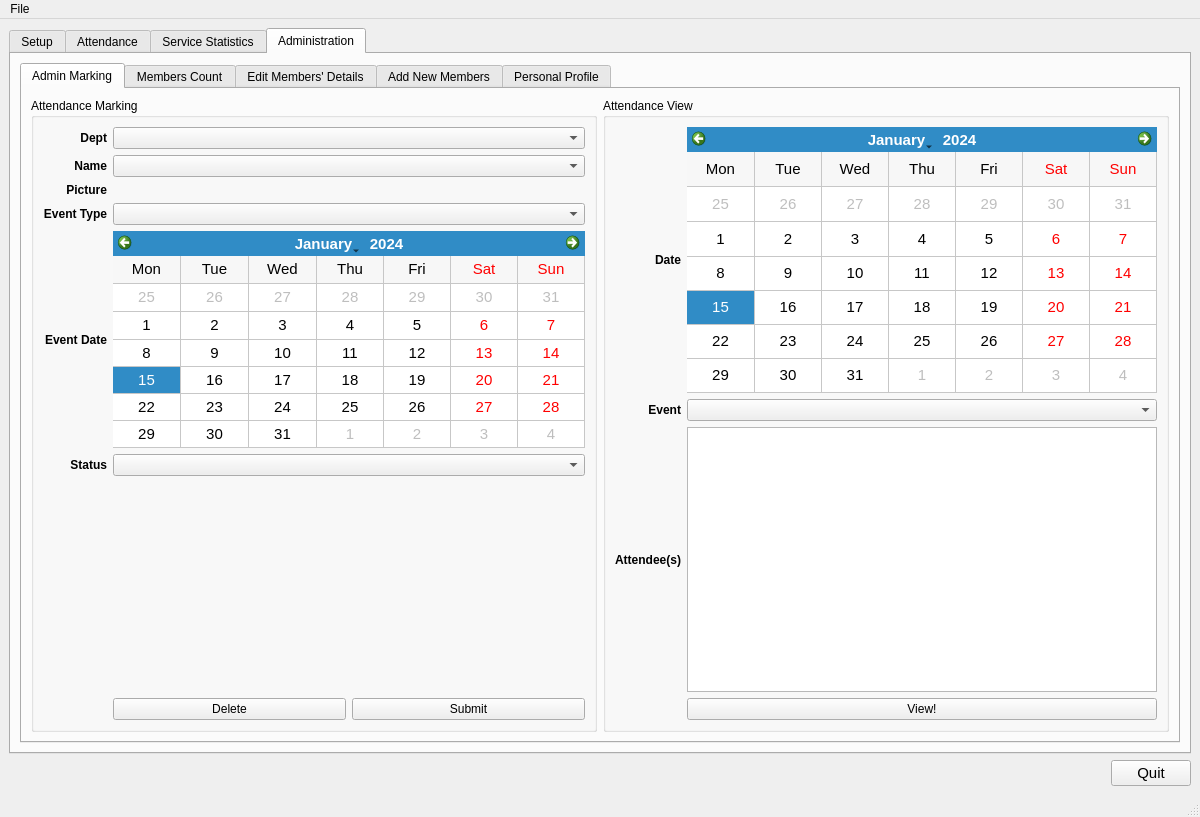
Above: tabbed.ui from dnth/AttTracker-pyside before the change. Below: the same form after it.
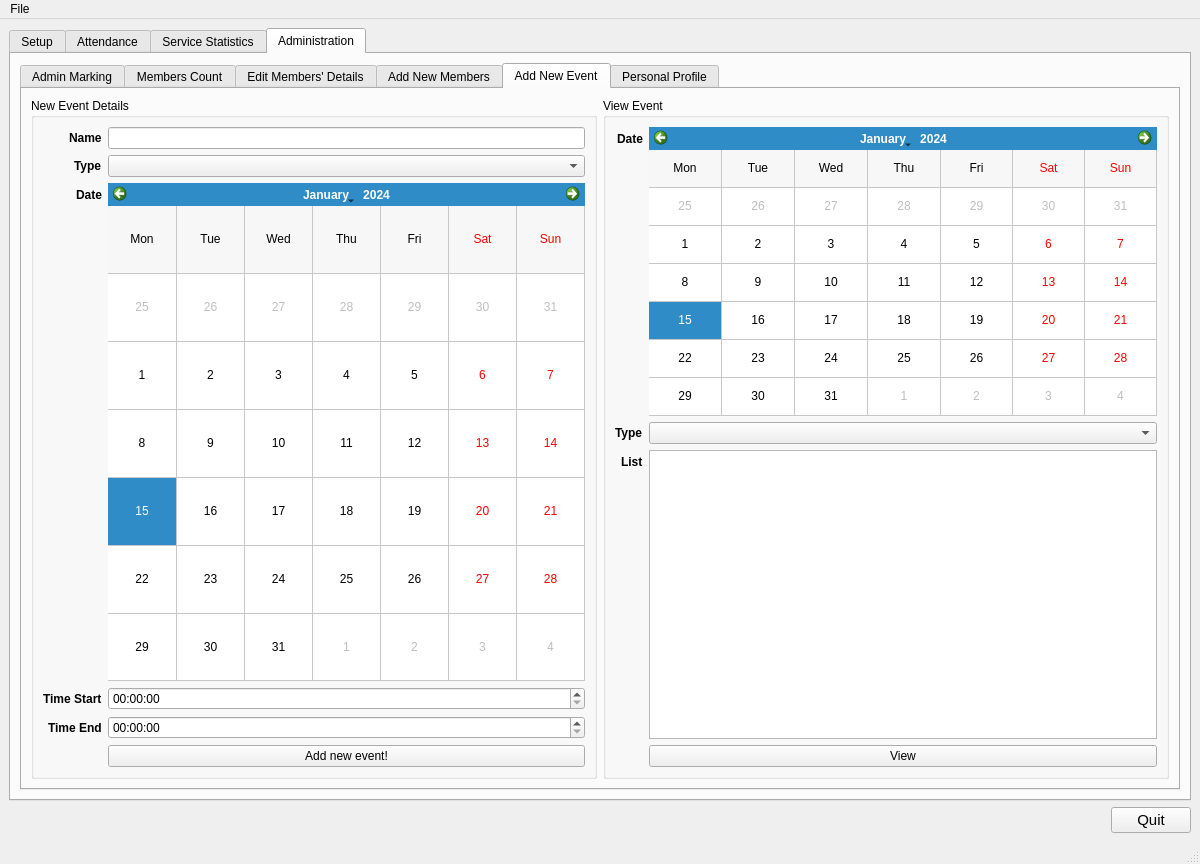
That is the form after the change. The open tabs and pages were chosen to show the change. Icons and pictures are not drawn. Custom widgets are drawn as their Qt base class.

Commit message: added view event

Patch:
```diff
--- a/tabbed.ui
+++ b/tabbed.ui
@@ -7,11 +7,11 @@
     <x>0</x>
     <y>0</y>
     <width>1200</width>
-    <height>817</height>
+    <height>864</height>
    </rect>
   </property>
   <property name="sizePolicy">
-   <sizepolicy hsizetype="Fixed" vsizetype="Preferred">
+   <sizepolicy hsizetype="Fixed" vsizetype="Fixed">
     <horstretch>0</horstretch>
     <verstretch>0</verstretch>
    </sizepolicy>
@@ -25,6 +25,18 @@
   <property name="windowTitle">
    <string>LWC Attendance Taker</string>
   </property>
+  <property name="windowOpacity">
+   <double>1.000000000000000</double>
+  </property>
+  <property name="autoFillBackground">
+   <bool>false</bool>
+  </property>
+  <property name="styleSheet">
+   <string notr="true"/>
+  </property>
+  <property name="tabShape">
+   <enum>QTabWidget::Rounded</enum>
+  </property>
   <widget class="QWidget" name="centralwidget">
    <layout class="QGridLayout" name="gridLayout_5">
     <item row="1" column="0">
@@ -1003,7 +1015,7 @@
         <item row="0" column="0">
          <widget class="QTabWidget" name="tabWidget_adminmarking">
           <property name="currentIndex">
-           <number>0</number>
+           <number>4</number>
           </property>
           <property name="movable">
            <bool>false</bool>
@@ -1606,6 +1618,209 @@
             </widget>
            </widget>
           </widget>
+          <widget class="QWidget" name="tab_6">
+           <attribute name="title">
+            <string>Add New Event</string>
+           </attribute>
+           <layout class="QHBoxLayout" name="horizontalLayout_10">
+            <item>
+             <widget class="QGroupBox" name="groupBox_9">
+              <property name="title">
+               <string>New Event Details</string>
+              </property>
+              <layout class="QHBoxLayout" name="horizontalLayout_7">
+               <item>
+                <layout class="QFormLayout" name="formLayout_5">
+                 <property name="fieldGrowthPolicy">
+                  <enum>QFormLayout::AllNonFixedFieldsGrow</enum>
+                 </property>
+                 <property name="labelAlignment">
+                  <set>Qt::AlignRight|Qt::AlignTrailing|Qt::AlignVCenter</set>
+                 </property>
+                 <item row="0" column="0">
+                  <widget class="QLabel" name="label_12">
+                   <property name="font">
+                    <font>
+                     <weight>75</weight>
+                     <bold>true</bold>
+                    </font>
+                   </property>
+                   <property name="text">
+                    <string>Name</string>
+                   </property>
+                  </widget>
+                 </item>
+                 <item row="0" column="1">
+                  <widget class="QLineEdit" name="lineEdit_addnewevent"/>
+                 </item>
+                 <item row="1" column="0">
+                  <widget class="QLabel" name="label_13">
+                   <property name="font">
+                    <font>
+                     <weight>75</weight>
+                     <bold>true</bold>
+                    </font>
+                   </property>
+                   <property name="text">
+                    <string>Type</string>
+                   </property>
+                  </widget>
+                 </item>
+                 <item row="1" column="1">
+                  <widget class="QComboBox" name="comboBox_addnewevent"/>
+                 </item>
+                 <item row="2" column="0">
+                  <widget class="QLabel" name="label_14">
+                   <property name="font">
+                    <font>
+                     <weight>75</weight>
+                     <bold>true</bold>
+                    </font>
+                   </property>
+                   <property name="text">
+                    <string>Date</string>
+                   </property>
+                  </widget>
+                 </item>
+                 <item row="2" column="1">
+                  <widget class="QCalendarWidget" name="calendarWidget_2">
+                   <property name="gridVisible">
+                    <bool>true</bool>
+                   </property>
+                   <property name="verticalHeaderFormat">
+                    <enum>QCalendarWidget::NoVerticalHeader</enum>
+                   </property>
+                   <property name="navigationBarVisible">
+                    <bool>true</bool>
+                   </property>
+                  </widget>
+                 </item>
+                 <item row="3" column="0">
+                  <widget class="QLabel" name="label_18">
+                   <property name="font">
+                    <font>
+                     <weight>75</weight>
+                     <bold>true</bold>
+                    </font>
+                   </property>
+                   <property name="text">
+                    <string>Time Start</string>
+                   </property>
+                  </widget>
+                 </item>
+                 <item row="3" column="1">
+                  <widget class="QTimeEdit" name="timeEdit_starttimeaddnewevent"/>
+                 </item>
+                 <item row="4" column="0">
+                  <widget class="QLabel" name="label_19">
+                   <property name="font">
+                    <font>
+                     <weight>75</weight>
+                     <bold>true</bold>
+                    </font>
+                   </property>
+                   <property name="text">
+                    <string>Time End</string>
+                   </property>
+                  </widget>
+                 </item>
+                 <item row="4" column="1">
+                  <widget class="QTimeEdit" name="timeEdit_endtimeaddnewevent"/>
+                 </item>
+                 <item row="5" column="1">
+                  <widget class="QPushButton" name="pushButton_addnewevent">
+                   <property name="text">
+                    <string>Add new event!</string>
+                   </property>
+                  </widget>
+                 </item>
+                </layout>
+               </item>
+              </layout>
+              <zorder>formLayoutWidget_4</zorder>
+              <zorder>formLayoutWidget_4</zorder>
+             </widget>
+            </item>
+            <item>
+             <widget class="QGroupBox" name="groupBox_10">
+              <property name="title">
+               <string>View Event</string>
+              </property>
+              <layout class="QVBoxLayout" name="verticalLayout_2">
+               <item>
+                <layout class="QFormLayout" name="formLayout_8">
+                 <property name="labelAlignment">
+                  <set>Qt::AlignRight|Qt::AlignTrailing|Qt::AlignVCenter</set>
+                 </property>
+                 <item row="0" column="0">
+                  <widget class="QLabel" name="label_15">
+                   <property name="font">
+                    <font>
+                     <weight>75</weight>
+                     <bold>true</bold>
+                    </font>
+                   </property>
+                   <property name="text">
+                    <string>Date</string>
+                   </property>
+                  </widget>
+                 </item>
+                 <item row="1" column="0">
+                  <widget class="QLabel" name="label_16">
+                   <property name="font">
+                    <font>
+                     <weight>75</weight>
+                     <bold>true</bold>
+                    </font>
+                   </property>
+                   <property name="text">
+                    <string>Type</string>
+                   </property>
+                  </widget>
+                 </item>
+                 <item row="2" column="0">
+                  <widget class="QLabel" name="label_17">
+                   <property name="font">
+                    <font>
+                     <weight>75</weight>
+                     <bold>true</bold>
+                    </font>
+                   </property>
+                   <property name="text">
+                    <string>List</string>
+                   </property>
+                  </widget>
+                 </item>
+                 <item row="2" column="1">
+                  <widget class="QTableWidget" name="tableWidget_viewevent"/>
+                 </item>
+                 <item row="1" column="1">
+                  <widget class="QComboBox" name="comboBox_viewevent"/>
+                 </item>
+                 <item row="0" column="1">
+                  <widget class="QCalendarWidget" name="calendarWidget_viewnewevent">
+                   <property name="gridVisible">
+                    <bool>true</bool>
+                   </property>
+                   <property name="verticalHeaderFormat">
+                    <enum>QCalendarWidget::NoVerticalHeader</enum>
+                   </property>
+                  </widget>
+                 </item>
+                 <item row="3" column="1">
+                  <widget class="QPushButton" name="pushButton_viewnewevent">
+                   <property name="text">
+                    <string>View</string>
+                   </property>
+                  </widget>
+                 </item>
+                </layout>
+               </item>
+              </layout>
+             </widget>
+            </item>
+           </layout>
+          </widget>
           <widget class="QWidget" name="tab_2">
            <attribute name="title">
             <string>Personal Profile</string>
```
Left out of the diff: 2 changed lines with no effect on the pictures. The commit also changes 6 other files.
